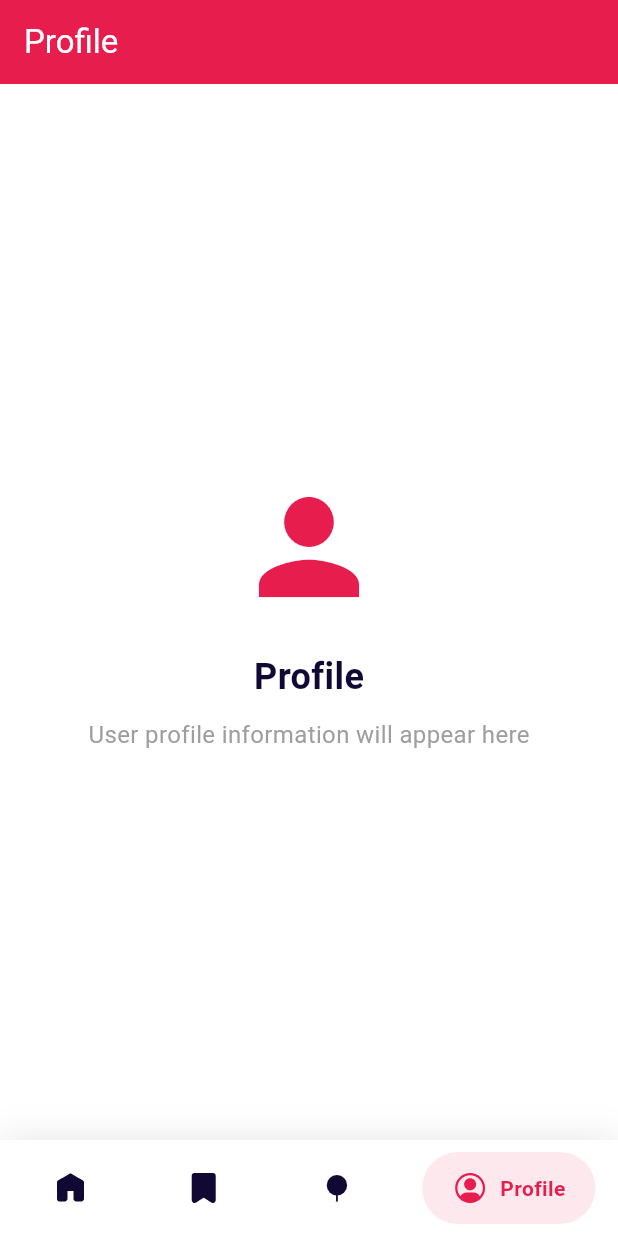
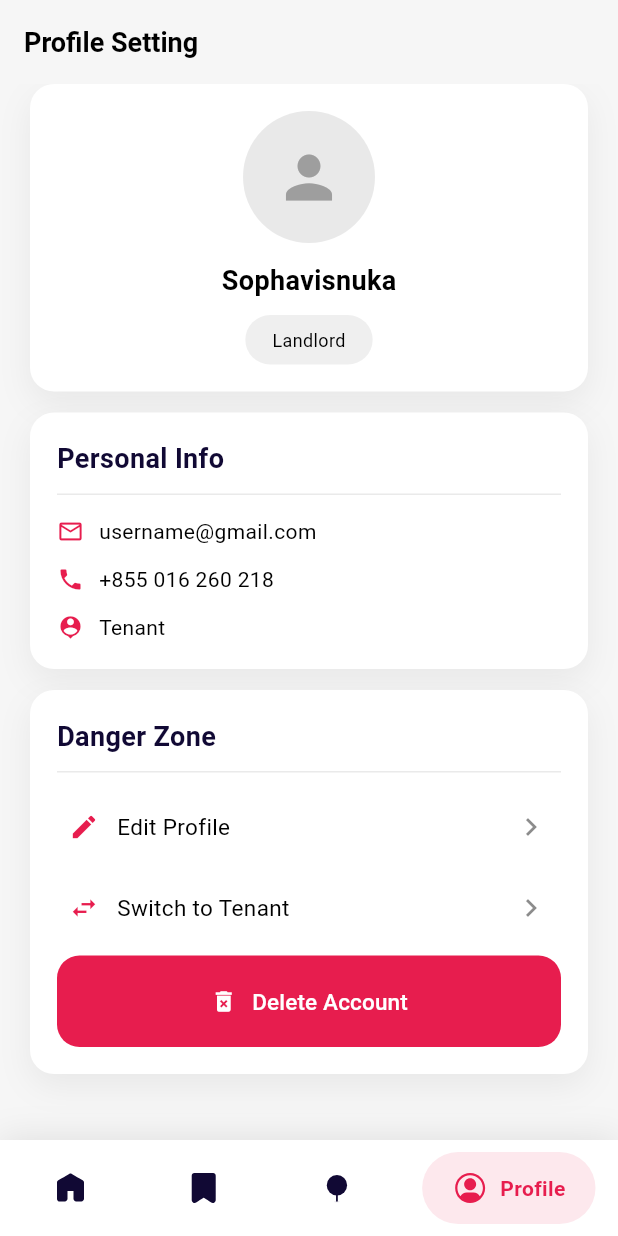
Before and after one commit to SeaHuyty/zoneer-mobile, a Flutter app: the screen it shows after launch, item 4 of the bottom bar chosen, on a phone screen of 412 x 824 dp. Run offline on Flutter 3.47's test engine with Material 3 defaults, Android fonts, the phone set to English and light mode, and no system bars; drawn by our look-alikes of google_nav_bar; our stand-ins replace flutter_dotenv, flutter_riverpod, lottie, supabase_flutter; accounts and stored records are empty.

Commit message:
profile setting UI for landlord

```diff
--- /dev/null
+++ b/lib/core/utils/app_decoration.dart
@@ -0,0 +1,17 @@
+import 'package:flutter/material.dart';
+
+class AppDecoration {
+  static BoxDecoration card({double radius = 15, Color color = Colors.white}) {
+    return BoxDecoration(
+      borderRadius: BorderRadius.circular(16),
+      color: Colors.white,
+      boxShadow: [
+        BoxShadow(
+          color: Colors.black.withOpacity(0.06),
+          blurRadius: 18,
+          offset: const Offset(0, 8),
+        ),
+      ],
+    );
+  }
+}
--- /dev/null
+++ b/lib/features/user/views/landlord_profile_setting.dart
@@ -0,0 +1,129 @@
+import 'package:flutter/material.dart';
+import 'package:flutter_riverpod/flutter_riverpod.dart';
+import 'package:zoneer_mobile/core/utils/app_colors.dart';
+import 'package:zoneer_mobile/features/user/widgets/profile_header_card.dart';
+import 'package:zoneer_mobile/features/user/widgets/section_card.dart';
+
+class ProfileView extends ConsumerWidget {
+  const ProfileView({super.key});
+
+  @override
+  Widget build(BuildContext context, WidgetRef ref) {
+    return Scaffold(
+      backgroundColor: Color(0xFFF6F6F6), // soft page background
+      appBar: AppBar(
+        title: const Text(
+          'Profile Setting',
+          style: TextStyle(
+            color: Colors.black,
+            fontWeight: FontWeight.bold,
+            fontSize: 18,
+          ),
+        ),
+        centerTitle: false,
+        backgroundColor: Color(0xFFF6F6F6), // soft page background
+        surfaceTintColor: Colors.white, // Material 3 tint
+        scrolledUnderElevation: 0,      // remove scroll elevation color change
+        elevation: 0,
+        iconTheme: const IconThemeData(color: Colors.black),
+      ),
+      body: ListView(
+        padding: const EdgeInsets.fromLTRB(20, 0, 20, 20),
+        children: [
+          ProfileHeaderCard(),
+          const SizedBox(height: 14),
+          SectionCard(
+            title: "Personal Info",
+            children: const [
+              InfoIconRow(
+                rowIcon: Icons.email_outlined,
+                text: 'username@gmail.com',
+                iconColor: AppColors.primary,
+                textColor: Colors.black,
+                textSize: 14,
+                iconSize: 18,
+              ),
+              SizedBox(height: 12),
+              InfoIconRow(
+                rowIcon: Icons.phone,
+                text: '+855 016 260 218',
+                iconColor: AppColors.primary,
+                textColor: Colors.black,
+                textSize: 14,
+                iconSize: 18,
+              ),
+              SizedBox(height: 12),
+              InfoIconRow(
+                rowIcon: Icons.person_pin,
+                text: 'Tenant',
+                iconColor: AppColors.primary,
+                textColor: Colors.black,
+                textSize: 14,
+                iconSize: 18,
+              ),
+            ],
+          ),
+          const SizedBox(height: 14),
+          SectionCard(
+            title: "Danger Zone",
+            children: [
+              ActionRow(
+                icon: Icons.edit,
+                label: "Edit Profile",
+                onTap: () {
+                  // TODO: navigate to edit profile
+                },
+              ),
+              const SizedBox(height: 10),
+              ActionRow(
+                icon: Icons.swap_horiz_outlined,
+                label: "Switch to Tenant",
+                onTap: () {
+                  // TODO: switch role
+                },
+              ),
+              const SizedBox(height: 10),
+              //Logout button styled like a card action
+              Container(
+                width: double.infinity,
+                child: ElevatedButton(
+                  onPressed: () {
+                    // logout logic
+                  },
+                  style: ElevatedButton.styleFrom(
+                    backgroundColor: AppColors.primary,
+                    elevation: 0,
+                    padding: const EdgeInsets.symmetric(horizontal: 0, vertical: 20),
+                    shape: RoundedRectangleBorder(
+                      borderRadius: BorderRadius.circular(15),
+                    ),
+                  ),
+                  child: Row(
+                    mainAxisSize: MainAxisSize.min, //keeps content centered
+                    mainAxisAlignment: MainAxisAlignment.center,
+                    children: const [
+                      Icon(
+                        Icons.delete_forever,
+                        size: 18,
+                        color: Colors.white,
+                      ),
+                      SizedBox(width: 10),
+                      Text(
+                        'Delete Account',
+                        style: TextStyle(
+                          fontSize: 15,
+                          fontWeight: FontWeight.w500,
+                          color: Colors.white,
+                        ),
+                      ),
+                    ],
+                  ),
+                )
+              )
+            ],
+          ),
+        ],
+      ),
+    );
+  }
+}
--- a/lib/features/user/views/profile_view.dart
+++ /dev/null
@@ -1,32 +0,0 @@
-import 'package:flutter/material.dart';
-import 'package:flutter_riverpod/flutter_riverpod.dart';
-import 'package:zoneer_mobile/core/utils/app_colors.dart';
-
-class ProfileView extends ConsumerWidget {
-  const ProfileView({super.key});
-
-  @override
-  Widget build(BuildContext context, WidgetRef ref) {
-    return Scaffold(
-      appBar: AppBar(title: const Text('Profile'), elevation: 0),
-      body: const Center(
-        child: Column(
-          mainAxisAlignment: MainAxisAlignment.center,
-          children: [
-            Icon(Icons.person, size: 100, color: AppColors.primary),
-            SizedBox(height: 20),
-            Text(
-              'Profile',
-              style: TextStyle(fontSize: 24, fontWeight: FontWeight.bold),
-            ),
-            SizedBox(height: 10),
-            Text(
-              'User profile information will appear here',
-              style: TextStyle(fontSize: 16, color: Colors.grey),
-            ),
-          ],
-        ),
-      ),
-    );
-  }
-}
--- a/lib/features/user/widgets/example_widget.dart
+++ /dev/null
@@ -1 +0,0 @@
-// Folder for a specific widget
--- /dev/null
+++ b/lib/features/user/widgets/profile_header_card.dart
@@ -0,0 +1,46 @@
+import 'package:flutter/material.dart';
+import 'package:zoneer_mobile/core/utils/app_decoration.dart';
+
+
+class ProfileHeaderCard extends StatelessWidget {
+  const ProfileHeaderCard();
+
+  @override
+  Widget build(BuildContext context) {
+    return Container(
+      width: double.infinity,
+      padding: const EdgeInsets.all(18),
+      decoration: AppDecoration.card(),
+      child: Column(
+        children: [
+          CircleAvatar(
+            radius: 44,
+            backgroundColor: const Color(0xFFE9E9E9),
+            child: const Icon(Icons.person, size: 46, color: Colors.grey),
+          ),
+          const SizedBox(height: 12),
+          const Text(
+            'Sophavisnuka',
+            style: TextStyle(
+              color: Colors.black,
+              fontWeight: FontWeight.bold,
+              fontSize: 18,
+            ),
+          ),
+          const SizedBox(height: 10),
+          Container(
+            padding: const EdgeInsets.symmetric(horizontal: 18, vertical: 8),
+            decoration: BoxDecoration(
+              borderRadius: BorderRadius.circular(999),
+              color: const Color(0xFFEFEFEF),
+            ),
+            child: const Text(
+              'Landlord',
+              style: TextStyle(color: Colors.black, fontSize: 12),
+            ),
+          ),
+        ],
+      ),
+    );
+  }
+}
--- /dev/null
+++ b/lib/features/user/widgets/section_card.dart
@@ -0,0 +1,111 @@
+import 'package:flutter/material.dart';
+import 'package:zoneer_mobile/core/utils/app_colors.dart';
+import 'package:zoneer_mobile/core/utils/app_decoration.dart';
+
+class SectionCard extends StatelessWidget {
+  const SectionCard({
+    super.key,
+    required this.title,
+    required this.children,
+  });
+
+  final String title;
+  final List<Widget> children;
+
+  @override
+  Widget build(BuildContext context) {
+    return Container(
+      width: double.infinity,
+      padding: const EdgeInsets.all(18),
+      decoration: AppDecoration.card(),
+      child: Column(
+        crossAxisAlignment: CrossAxisAlignment.start,
+        children: [
+          Text(
+            title,
+            style: const TextStyle(fontSize: 18, fontWeight: FontWeight.bold),
+          ),
+          const SizedBox(height: 10),
+          Divider(color: const Color(0xFFEAEAEA), height: 1),
+          const SizedBox(height: 14),
+          ...children,
+        ],
+      ),
+    );
+  }
+}
+
+class ActionRow extends StatelessWidget {
+  const ActionRow({
+    super.key,
+    required this.icon,
+    required this.label,
+    required this.onTap,
+  });
+
+  final IconData icon;
+  final String label;
+  final VoidCallback onTap;
+
+  @override
+  Widget build(BuildContext context) {
+    return InkWell(
+      onTap: onTap,
+      borderRadius: BorderRadius.circular(12),
+      child: Padding(
+        padding: const EdgeInsets.symmetric(horizontal: 8, vertical: 10),
+        child: Row(
+          children: [
+            Icon(icon, size: 20, color: AppColors.primary),
+            const SizedBox(width: 12),
+            Expanded(
+              child: Text(
+                label,
+                style: const TextStyle(fontSize: 15, color: Colors.black),
+              ),
+            ),
+            const Icon(Icons.chevron_right, color: Colors.black45),
+          ],
+        ),
+      ),
+    );
+  }
+}
+// --------------------
+// reusable InfoIconRow
+// --------------------
+class InfoIconRow extends StatelessWidget {
+  const InfoIconRow({
+    super.key,
+    required this.text,
+    required this.textColor,
+    required this.rowIcon,
+    required this.iconColor,
+    this.textSize = 18,
+    this.iconSize = 18,
+  });
+
+  final String text;
+  final Color textColor;
+  final IconData rowIcon;
+  final Color iconColor;
+  final double textSize;
+  final double iconSize;
+
+  @override
+  Widget build(BuildContext context) {
+    return Row(
+      children: [
+        Icon(rowIcon, size: iconSize, color: iconColor),
+        const SizedBox(width: 10),
+        Expanded(
+          child: Text(
+            text,
+            overflow: TextOverflow.ellipsis,
+            style: TextStyle(fontSize: textSize, color: textColor),
+          ),
+        ),
+      ],
+    );
+  }
+}
--- a/lib/shared/widgets/google_nav_bar.dart
+++ b/lib/shared/widgets/google_nav_bar.dart
@@ -7,7 +7,7 @@ import 'package:zoneer_mobile/core/providers/navigation_provider.dart';
 import 'package:zoneer_mobile/features/property/views/home_view.dart';
 import 'package:zoneer_mobile/features/wishlist/views/wishlist_view.dart';
 import 'package:zoneer_mobile/features/property/views/map_view.dart';
-import 'package:zoneer_mobile/features/user/views/profile_view.dart';
+import 'package:zoneer_mobile/features/user/views/landlord_profile_setting.dart';
 
 class GoogleNavBar extends ConsumerStatefulWidget {
   const GoogleNavBar({super.key});
```
Also changed, not shown: 1 other file.
